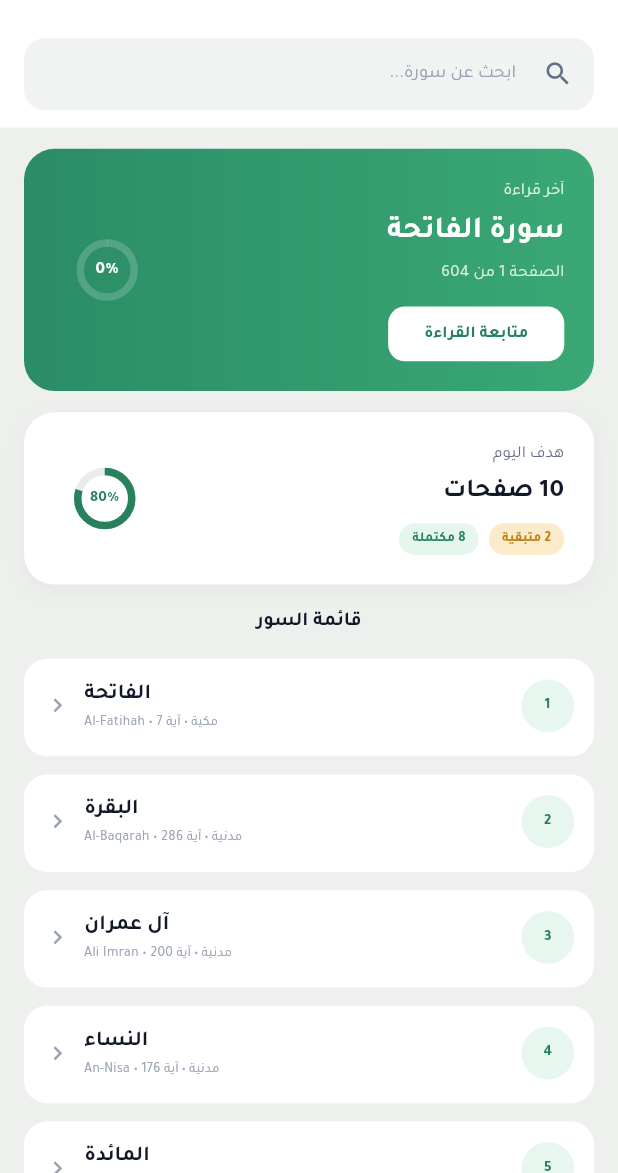
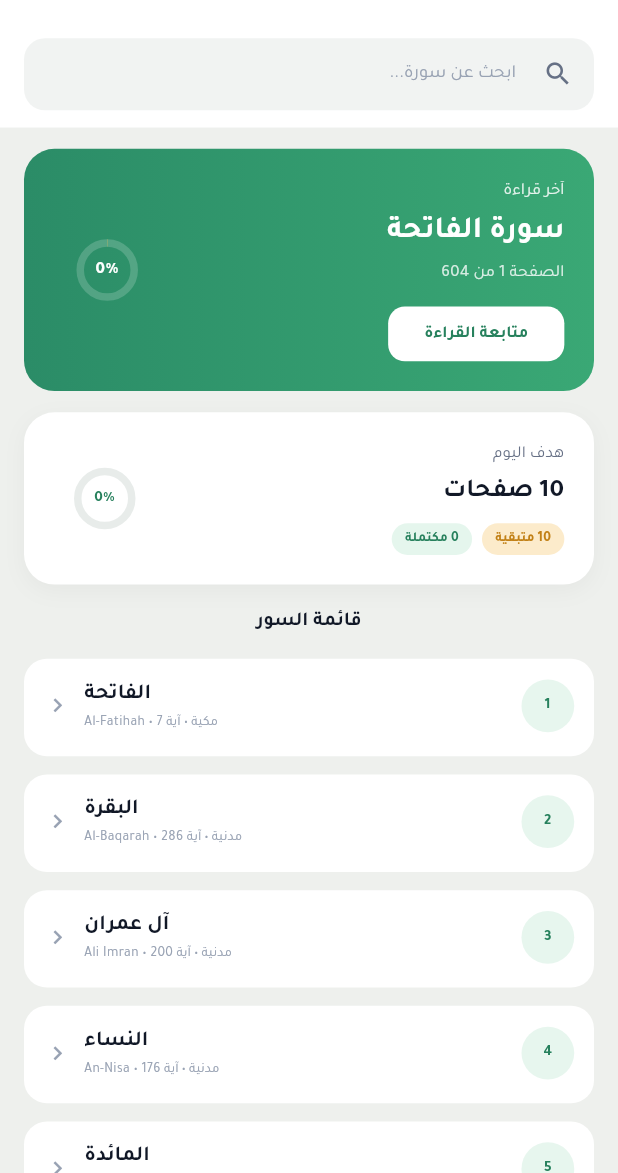
Before and after one commit to ahmedsayed744/etmaan, a Flutter app: the _QuranViewBody screen opened directly, on a phone screen of 412 x 824 dp, the part 63-1236 px from its top. Run offline on Flutter 3.47's test engine with Material 3 defaults, Android fonts, the phone set to English and light mode, and no system bars; our stand-ins replace dio, flutter_bloc, flutter_compass, flutter_local_notifications, flutter_screenutil, gap and 5 more; missing offline and left inert: adhan_dart, syncfusion_flutter_pdfviewer; accounts and stored records are empty; statements that could not run were skipped.

Commit message:
Upload and fix some files

```diff
--- a/lib/features/onboarding/presentation/widget/onboarding_button.dart
+++ b/lib/features/onboarding/presentation/widget/onboarding_button.dart
@@ -20,7 +20,7 @@ class OnboardingButton extends StatelessWidget {
 
         return SizedBox(
           width: double.infinity,
-          height: 60.h,
+          height: 55.h,
           child: ElevatedButton(
             style: ElevatedButton.styleFrom(
               backgroundColor: colorScheme.primary,
@@ -46,6 +46,7 @@ class OnboardingButton extends StatelessWidget {
                 cubit.isLastPage ? "ابدأ الآن" : "التالي",
                 style: AppStrings.font18Regular.copyWith(
                   fontWeight: FontWeight.w700,
+                  fontSize: 16.sp,
                   color: colorScheme.onPrimary,
                 ),
               ),
--- a/lib/features/onboarding/presentation/widget/onboarding_description.dart
+++ b/lib/features/onboarding/presentation/widget/onboarding_description.dart
@@ -16,7 +16,6 @@ class OnBoardingDescription extends StatelessWidget {
         textAlign: TextAlign.center,
         style: AppStrings.font18Regular.copyWith(
           color: Theme.of(context).colorScheme.onSurfaceVariant,
-          height: 1.7,
         ),
       ),
     );
--- a/lib/features/onboarding/presentation/widget/onboarding_image.dart
+++ b/lib/features/onboarding/presentation/widget/onboarding_image.dart
@@ -9,8 +9,8 @@ class OnBoardingImage extends StatelessWidget {
   @override
   Widget build(BuildContext context) {
     return SizedBox(
-      height: 250.h,
-      width: 250.w,
+      height: 240.h,
+      width: 240.w,
       child: Image.asset(image, fit: BoxFit.contain),
     );
   }
--- a/lib/features/onboarding/presentation/widget/onboarding_title.dart
+++ b/lib/features/onboarding/presentation/widget/onboarding_title.dart
@@ -1,5 +1,7 @@
 import 'package:etmaan/core/theme/app_strings.dart';
 import 'package:flutter/material.dart';
+import 'package:flutter_screenutil/flutter_screenutil.dart';
+
 class OnBoardingTitle extends StatelessWidget {
   const OnBoardingTitle({super.key, required this.title});
 
@@ -11,6 +13,7 @@ class OnBoardingTitle extends StatelessWidget {
       title,
       textAlign: TextAlign.center,
       style: AppStrings.font32Bold.copyWith(
+        fontSize: 28.sp,
         color: Theme.of(context).colorScheme.onSurface,
       ),
     );
--- a/lib/features/onboarding/presentation/widget/skip_button.dart
+++ b/lib/features/onboarding/presentation/widget/skip_button.dart
@@ -3,6 +3,7 @@ import 'package:etmaan/core/cache/cache_keys.dart';
 import 'package:etmaan/core/routing/routs.dart';
 import 'package:etmaan/core/theme/app_strings.dart';
 import 'package:flutter/material.dart';
+import 'package:flutter_screenutil/flutter_screenutil.dart';
 
 class SkipButton extends StatelessWidget {
   const SkipButton({super.key});
@@ -25,6 +26,7 @@ class SkipButton extends StatelessWidget {
         child: Text(
           "تخطي",
           style: AppStrings.font18Regular.copyWith(
+            fontSize: 16.sp,
             color: colorScheme.primary,
             fontWeight: FontWeight.w600,
           ),
--- a/lib/features/quran/presentation/view/quran_view.dart
+++ b/lib/features/quran/presentation/view/quran_view.dart
@@ -172,10 +172,7 @@ class _QuranViewBodyState extends State<_QuranViewBody> {
                             onContinue: () => _openQuran(page: _lastPage),
                           ),
                           Gap(14.h),
-                          DailyGoalCard(
-                            completedPages: 8,
-                            targetPages: 10,
-                          ),
+                          const DailyGoalCard(),
                           Gap(16.h),
                           const SurahSectionTitle(),
                           Gap(8.h),
--- a/lib/features/quran/presentation/widget/daily_goal_card.dart
+++ b/lib/features/quran/presentation/widget/daily_goal_card.dart
@@ -1,18 +1,22 @@
 import 'package:flutter/material.dart';
 import 'package:flutter_screenutil/flutter_screenutil.dart';
+import 'package:flutter_bloc/flutter_bloc.dart';
+import 'package:etmaan/core/statistics/cubit/statistics_cubit.dart';
+import 'package:etmaan/core/statistics/cubit/statistics_state.dart';
 
 class DailyGoalCard extends StatelessWidget {
-  final int completedPages;
-  final int targetPages;
-
-  const DailyGoalCard({
-    super.key,
-    required this.completedPages,
-    required this.targetPages,
-  });
+  const DailyGoalCard({super.key});
 
   @override
   Widget build(BuildContext context) {
+    return BlocBuilder<StatisticsCubit, StatisticsState>(
+      builder: (context, state) {
+        int completedPages = 0;
+        if (state is StatisticsLoaded) {
+          completedPages = state.daily.quranPages;
+        }
+        const int targetPages = 10;
+
         final theme = Theme.of(context);
         final isDark = theme.brightness == Brightness.dark;
         final remaining =
@@ -20,7 +24,7 @@ class DailyGoalCard extends StatelessWidget {
 
         final progress = targetPages == 0
             ? 0.0
-        : completedPages / targetPages;
+            : (completedPages / targetPages).clamp(0.0, 1.0);
 
         final percentage =
             (progress * 100).round();
@@ -118,6 +122,8 @@ class DailyGoalCard extends StatelessWidget {
         ],
       ),
     );
+      },
+    );
   }
 }
 
--- a/pubspec.yaml
+++ b/pubspec.yaml
@@ -105,14 +105,14 @@ flutter_launcher_icons:
 # Splash Screen
 flutter_native_splash:
   color: "FFFFFF"
-  image: assets/logo/logo.png
+  image: assets/logo/etmaan.png
 
   android: true
   ios: true
   web: true
 
   android_12:
-    image: assets/logo/logo.png
+    image: assets/logo/etmaan.png
     icon_background_color: "#FFFFFF"
 
 # For information on the generic Dart part of this file, see the
@@ -135,6 +135,7 @@ flutter:
     - assets/data/verse/
     - assets/data/azkar/
     - assets/logo/logo.png
+    - assets/logo/etmaan.png
 
   # An image asset can refer to one or more resolution-specific "variants", see
   # https://flutter.dev/to/resolution-aware-images
```
Also changed, not shown: lib/etmaan.dart (+14 -12 lines), lib/features/prayer/presentation/widget/next_prayer_card.dart (+18 -41 lines), lib/features/prayer/presentation/widget/prayer_times_card.dart (+13 -19 lines), lib/features/prayer/presentation/widget/qibla_card.dart (+19 -35 lines), assets/logo/etmaan.png (added), 28 other files. Lines whose indentation alone changed are shown as unchanged.
